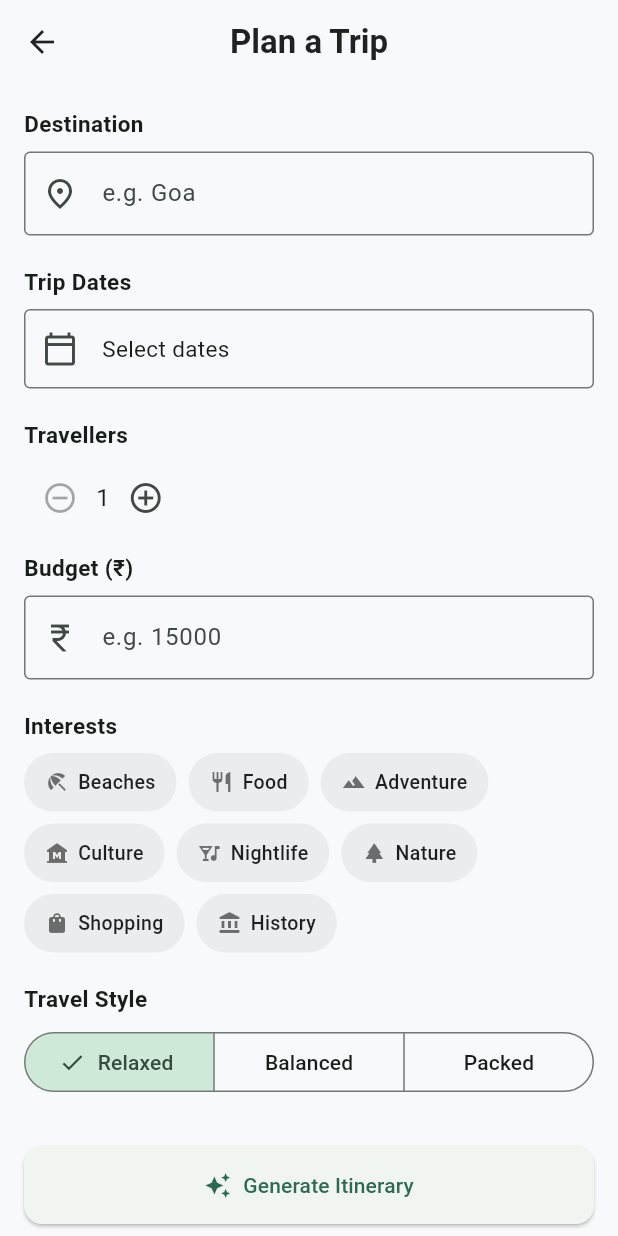
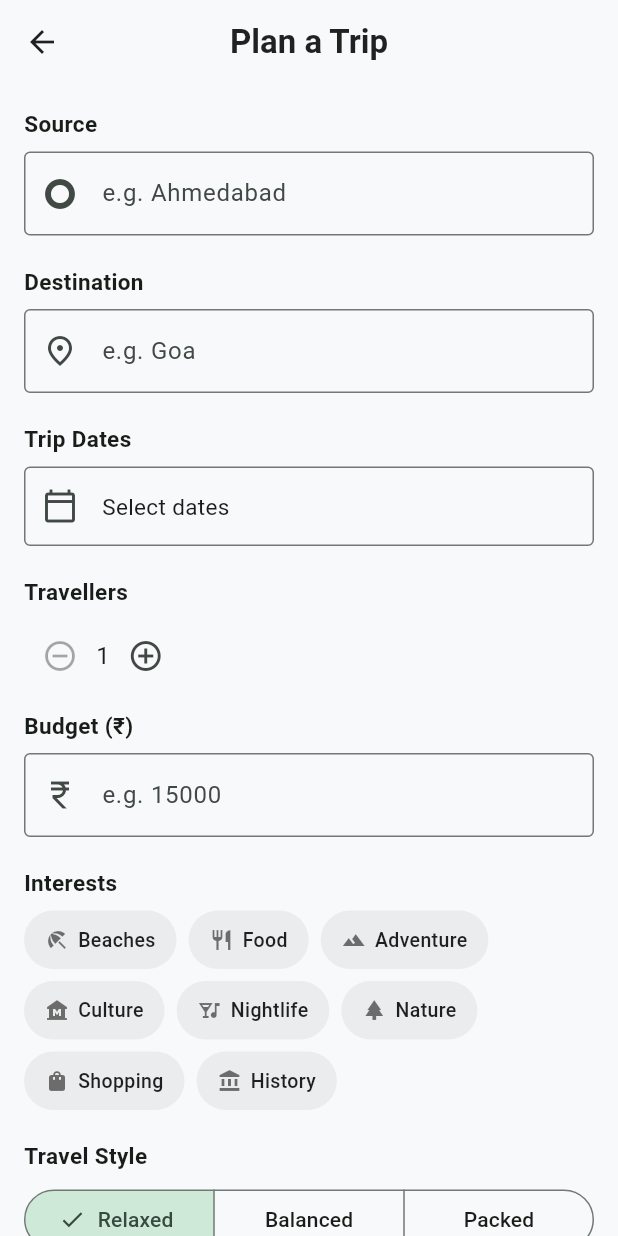
Before and after one commit to Hadiyal007/ai-travel-planner, a Flutter app: the CreateTripScreen screen opened by its route, on a phone screen of 412 x 824 dp. Run offline on Flutter 3.47's test engine with Material 3 defaults, Android fonts, the phone set to English and light mode, and no system bars; our stand-ins replace cloud_firestore, firebase_auth, firebase_core, flutter_riverpod, state_notifier; accounts and stored records are empty; generated files the repository leaves out were written again.

Commit message:
feat: add source input to trip creation form

```diff
--- a/lib/models/trip.dart
+++ b/lib/models/trip.dart
@@ -3,6 +3,7 @@ enum TravelStyle { relaxed, balanced, packed }
 enum Interest { beaches, food, adventure, culture, nightlife, nature, shopping, history }
 
 class Trip {
+  final String source;
   final String destination;
   final DateTime startDate;
   final DateTime endDate;
@@ -12,6 +13,7 @@ class Trip {
   final TravelStyle travelStyle;
 
   const Trip({
+    required this.source,
     required this.destination,
     required this.startDate,
     required this.endDate,
@@ -24,6 +26,7 @@ class Trip {
   int get durationInDays => endDate.difference(startDate).inDays + 1;
 
   Trip copyWith({
+    String? source,
     String? destination,
     DateTime? startDate,
     DateTime? endDate,
@@ -33,6 +36,7 @@ class Trip {
     TravelStyle? travelStyle,
   }) {
     return Trip(
+      source: source ?? this.source,
       destination: destination ?? this.destination,
       startDate: startDate ?? this.startDate,
       endDate: endDate ?? this.endDate,
--- a/lib/screens/create_trip_screen.dart
+++ b/lib/screens/create_trip_screen.dart
@@ -11,6 +11,7 @@ class CreateTripScreen extends StatefulWidget {
 
 class _CreateTripScreenState extends State<CreateTripScreen> {
   final _formKey = GlobalKey<FormState>();
+  final _sourceController = TextEditingController();
   final _destinationController = TextEditingController();
   final _budgetController = TextEditingController();
 
@@ -33,6 +34,7 @@ class _CreateTripScreenState extends State<CreateTripScreen> {
 
   @override
   void dispose() {
+    _sourceController.dispose();
     _destinationController.dispose();
     _budgetController.dispose();
     super.dispose();
@@ -58,6 +60,12 @@ class _CreateTripScreenState extends State<CreateTripScreen> {
 
   void _submit() {
     if (!_formKey.currentState!.validate()) return;
+    if (_sourceController.text.trim().toLowerCase() ==
+        _destinationController.text.trim().toLowerCase()) {
+      ScaffoldMessenger.of(context).showSnackBar(
+          const SnackBar(content: Text('Source and destination can\'t be the same')));
+      return;
+    }
     if (_startDate == null || _endDate == null) {
       ScaffoldMessenger.of(context)
           .showSnackBar(const SnackBar(content: Text('Please select trip dates')));
@@ -70,6 +78,7 @@ class _CreateTripScreenState extends State<CreateTripScreen> {
     }
 
     final trip = Trip(
+      source: _sourceController.text.trim(),
       destination: _destinationController.text.trim(),
       startDate: _startDate!,
       endDate: _endDate!,
@@ -80,7 +89,7 @@ class _CreateTripScreenState extends State<CreateTripScreen> {
     );
 
     // Itinerary generation (mock for now) is wired in the next step.
-    debugPrint('Trip created: ${trip.destination}, ${trip.durationInDays} days');
+    debugPrint('Trip created: ${trip.source} → ${trip.destination}, ${trip.durationInDays} days');
   }
 
   @override
@@ -93,6 +102,20 @@ class _CreateTripScreenState extends State<CreateTripScreen> {
           child: ListView(
             padding: const EdgeInsets.all(16),
             children: [
+              const Text('Source', style: TextStyle(fontWeight: FontWeight.w600)),
+              const SizedBox(height: 8),
+              TextFormField(
+                controller: _sourceController,
+                decoration: const InputDecoration(
+                  hintText: 'e.g. Ahmedabad',
+                  prefixIcon: Icon(Icons.trip_origin),
+                  border: OutlineInputBorder(),
+                ),
+                validator: (value) =>
+                (value == null || value.trim().isEmpty) ? 'Enter a starting location' : null,
+              ),
+              const SizedBox(height: 20),
+
               const Text('Destination', style: TextStyle(fontWeight: FontWeight.w600)),
               const SizedBox(height: 8),
               TextFormField(
```
